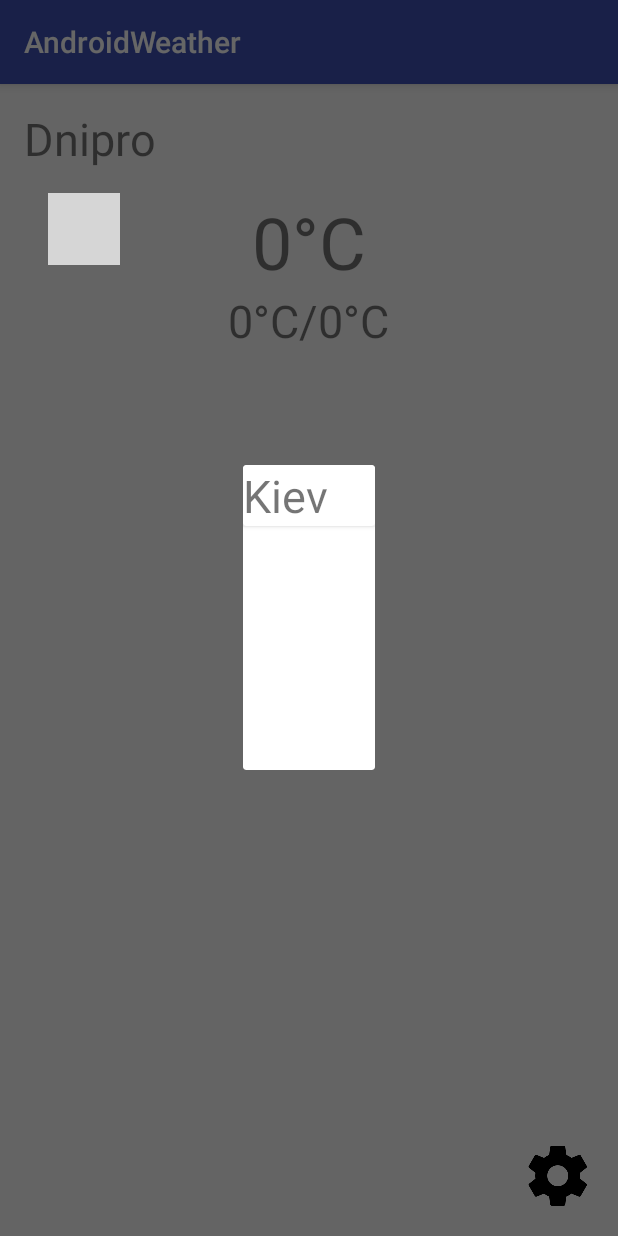
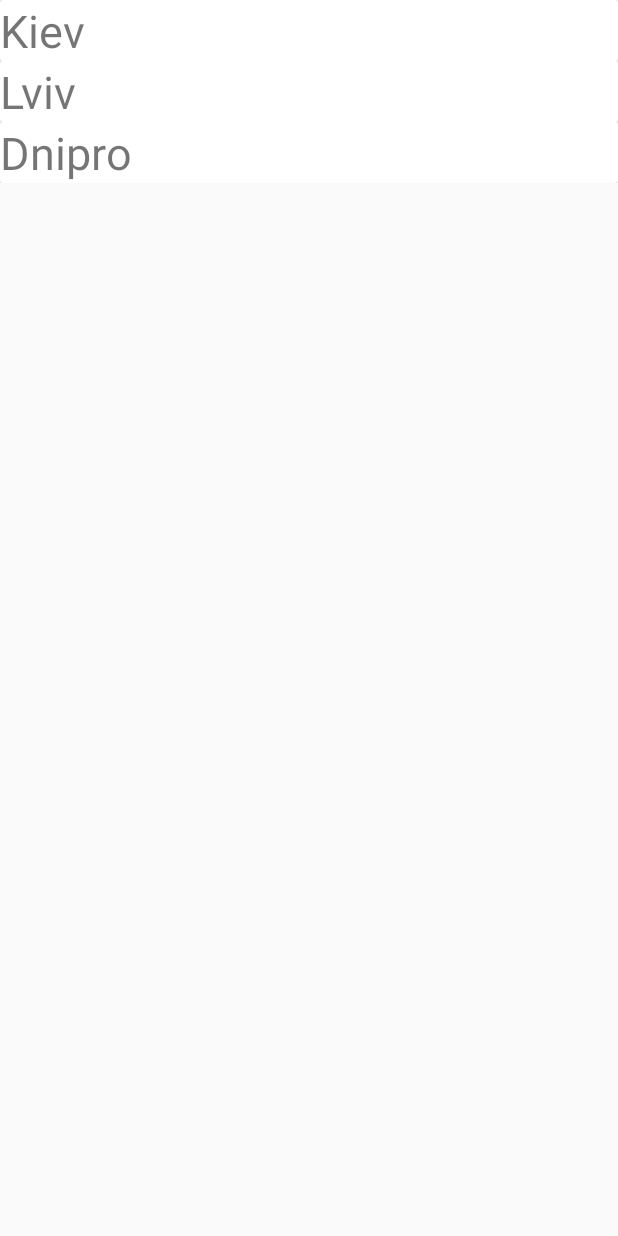
Before and after one commit to Maximluking/AndroidWeather, an Android app: the screen it shows after launch (MainActivity before the commit, CityListActivity after it), after a tap on "Settings", on a phone screen of 412 x 824 dp. Run offline under Robolectric (Android 15) with nearby library versions, the phone set to English and light mode, and no system bars; our stand-ins replace ButterKnife, Picasso; pictures from the network do not load; 2 statements that could not run were skipped; grey boxes are pictures that could not be loaded.

Commit message:
Changed dialogFragment to activity

```diff
--- a/app/src/main/AndroidManifest.xml
+++ b/app/src/main/AndroidManifest.xml
@@ -18,6 +18,7 @@
                 <category android:name="android.intent.category.LAUNCHER" />
             </intent-filter>
         </activity>
+        <activity android:name=".activities.CityListActivity" />
     </application>
 
 </manifest>
--- a/app/src/main/java/com/example/alexeykozak/androidweather/CityAdapter.java
+++ b/app/src/main/java/com/example/alexeykozak/androidweather/CityAdapter.java
@@ -1,7 +1,9 @@
 package com.example.alexeykozak.androidweather;
 
 
+import android.app.Activity;
 import android.content.Context;
+import android.content.SharedPreferences;
 import android.support.v7.widget.RecyclerView;
 import android.view.LayoutInflater;
 import android.view.View;
@@ -17,6 +19,7 @@ import java.util.List;
 public class CityAdapter extends RecyclerView.Adapter<CityAdapter.ViewHolder> {
     private static Context context;
     private List<City> cities = WeatherDao.getInstance().getAllCities();
+    private ViewGroup parent;
 
     public CityAdapter(Context context) {
         CityAdapter.context = context;
@@ -25,7 +28,7 @@ public class CityAdapter extends RecyclerView.Adapter<CityAdapter.ViewHolder> {
     @Override
     public ViewHolder onCreateViewHolder(ViewGroup parent, int viewType) {
         View view = LayoutInflater.from(parent.getContext()).inflate(R.layout.city_layout, parent, false);
-
+        this.parent = parent;
         return new ViewHolder(view);
     }
 
@@ -35,15 +38,16 @@ public class CityAdapter extends RecyclerView.Adapter<CityAdapter.ViewHolder> {
         final City city = cities.get(position);
         tvCityName.setText(city.getName());
 
-//        tvCityName.setOnClickListener(new View.OnClickListener() {
-//            @Override
-//            public void onClick(View v) {
-//                SharedPreferences sharedPref = context.getSharedPreferences(context.getString(R.string.current_city_id), Context.MODE_PRIVATE);
-//
-//                SharedPreferences.Editor editor = sharedPref.edit();
-//                editor.putInt(context.getString(R.string.current_city_id), city.getId()).apply();
-//            }
-//        });
+        tvCityName.setOnClickListener(new View.OnClickListener() {
+            @Override
+            public void onClick(View v) {
+                SharedPreferences sharedPref = context.getSharedPreferences(context.getString(R.string.current_city_id), Context.MODE_PRIVATE);
+
+                SharedPreferences.Editor editor = sharedPref.edit();
+                editor.putInt(context.getString(R.string.current_city_id), city.getId()).apply();
+                ((Activity) parent.getContext()).finish();
+            }
+        });
     }
 
     @Override
@@ -58,8 +62,6 @@ public class CityAdapter extends RecyclerView.Adapter<CityAdapter.ViewHolder> {
         public ViewHolder(View itemView) {
             super(itemView);
             tvCityName = (TextView) itemView.findViewById(R.id.tv_dialog_city_name);
-
-
         }
 
         public TextView getTvCityName() {
--- /dev/null
+++ b/app/src/main/java/com/example/alexeykozak/androidweather/activities/CityListActivity.java
@@ -0,0 +1,45 @@
+package com.example.alexeykozak.androidweather.activities;
+
+import android.app.Activity;
+import android.os.Bundle;
+import android.support.v7.widget.LinearLayoutManager;
+import android.support.v7.widget.RecyclerView;
+import android.util.Log;
+
+import com.example.alexeykozak.androidweather.CityAdapter;
+import com.example.alexeykozak.androidweather.R;
+
+import butterknife.BindView;
+import butterknife.ButterKnife;
+import butterknife.OnClick;
+import butterknife.Unbinder;
+
+public class CityListActivity extends Activity {
+
+    private static final String TAG = "CityListActivity";
+    @BindView(R.id.city_recycler_view)
+    RecyclerView recyclerView;
+    private Unbinder unbinder;
+
+    @Override
+    protected void onCreate(Bundle savedInstanceState) {
+        super.onCreate(savedInstanceState);
+        setContentView(R.layout.city_list);
+        unbinder = ButterKnife.bind(this);
+
+        CityAdapter cityAdapter = new CityAdapter(getBaseContext());
+        recyclerView.setLayoutManager(new LinearLayoutManager(getBaseContext()));
+        recyclerView.setAdapter(cityAdapter);
+    }
+
+    @OnClick(R.id.city_recycler_view)
+    public void onItemClick() {
+        Log.d(TAG, "OnItemClick");
+    }
+
+    @Override
+    protected void onDestroy() {
+        unbinder.unbind();
+        super.onDestroy();
+    }
+}
--- a/app/src/main/java/com/example/alexeykozak/androidweather/activities/CityListDialogFragment.java
+++ /dev/null
@@ -1,37 +0,0 @@
-package com.example.alexeykozak.androidweather.activities;
-
-import android.app.DialogFragment;
-import android.os.Bundle;
-import android.support.annotation.Nullable;
-import android.support.v7.widget.LinearLayoutManager;
-import android.support.v7.widget.RecyclerView;
-import android.view.LayoutInflater;
-import android.view.View;
-import android.view.ViewGroup;
-
-import com.example.alexeykozak.androidweather.CityAdapter;
-import com.example.alexeykozak.androidweather.R;
-
-public class CityListDialogFragment extends DialogFragment {
-
-    private static final String TAG = "CityListDialogFragment";
-    private RecyclerView recyclerView;
-    private CityAdapter cityAdapter;
-
-    @Nullable
-    @Override
-    public View onCreateView(LayoutInflater inflater, ViewGroup container, Bundle savedInstanceState) {
-        View view = inflater.inflate(R.layout.city_list_fragment, container);
-
-        getDialog().setTitle("Select city:");
-
-        recyclerView = (RecyclerView) view.findViewById(R.id.city_recycler_view);
-        cityAdapter = new CityAdapter(getActivity().getBaseContext());
-        recyclerView.setLayoutManager(new LinearLayoutManager(getActivity().getBaseContext()));
-        recyclerView.setAdapter(cityAdapter);
-
-        return view;
-    }
-
-
-}
--- a/app/src/main/java/com/example/alexeykozak/androidweather/activities/MainActivity.java
+++ b/app/src/main/java/com/example/alexeykozak/androidweather/activities/MainActivity.java
@@ -1,7 +1,7 @@
 package com.example.alexeykozak.androidweather.activities;
 
-import android.app.FragmentManager;
 import android.content.Context;
+import android.content.Intent;
 import android.content.SharedPreferences;
 import android.os.Bundle;
 import android.support.v7.app.AppCompatActivity;
@@ -110,9 +110,8 @@ public class MainActivity extends AppCompatActivity implements MainView {
 
     @OnClick(R.id.settings)
     public void settingsOnClick() {
-        FragmentManager fm = getFragmentManager();
-        CityListDialogFragment cityListDialogFragment = new CityListDialogFragment();
-        fm.beginTransaction().add(cityListDialogFragment, "FRAGMENT_TAG").commit();
+        startActivity(new Intent(getBaseContext(), CityListActivity.class));
+
     }
 
 
--- a/app/src/main/java/com/example/alexeykozak/androidweather/util/WeatherAsyncGetter.java
+++ b/app/src/main/java/com/example/alexeykozak/androidweather/util/WeatherAsyncGetter.java
@@ -54,6 +54,7 @@ public class WeatherAsyncGetter extends AsyncTask<Integer, Void, List<Weather>>
         try {
             rootJsonArray = jsonObject.getJSONArray("list");
         } catch (JSONException e) {
+
             e.printStackTrace();
         }
         if (rootJsonArray != null) {
--- a/app/src/main/res/layout/city_layout.xml
+++ b/app/src/main/res/layout/city_layout.xml
@@ -1,7 +1,7 @@
 <?xml version="1.0" encoding="utf-8"?>
 <LinearLayout xmlns:android="http://schemas.android.com/apk/res/android"
     android:layout_width="match_parent"
-    android:layout_height="match_parent"
+    android:layout_height="wrap_content"
     android:orientation="vertical">
 
     <android.support.v7.widget.CardView
@@ -11,7 +11,7 @@
 
         <TextView
             android:id="@+id/tv_dialog_city_name"
-            android:layout_width="wrap_content"
+            android:layout_width="match_parent"
             android:layout_height="wrap_content"
             android:textSize="@dimen/default_text_size" />
     </android.support.v7.widget.CardView>
--- a/app/src/main/res/layout/city_list_fragment.xml
+++ b/app/src/main/res/layout/city_list.xml
@@ -2,14 +2,12 @@
 <LinearLayout xmlns:android="http://schemas.android.com/apk/res/android"
     android:layout_width="match_parent"
     android:layout_height="match_parent"
-    android:orientation="vertical"
-    android:weightSum="1">
+    android:orientation="vertical">
 
     <android.support.v7.widget.RecyclerView
         android:id="@+id/city_recycler_view"
         android:layout_width="match_parent"
-        android:layout_height="wrap_content"
-        android:layout_weight="0.79">
+        android:layout_height="match_parent">
 
     </android.support.v7.widget.RecyclerView>
 </LinearLayout>
```
